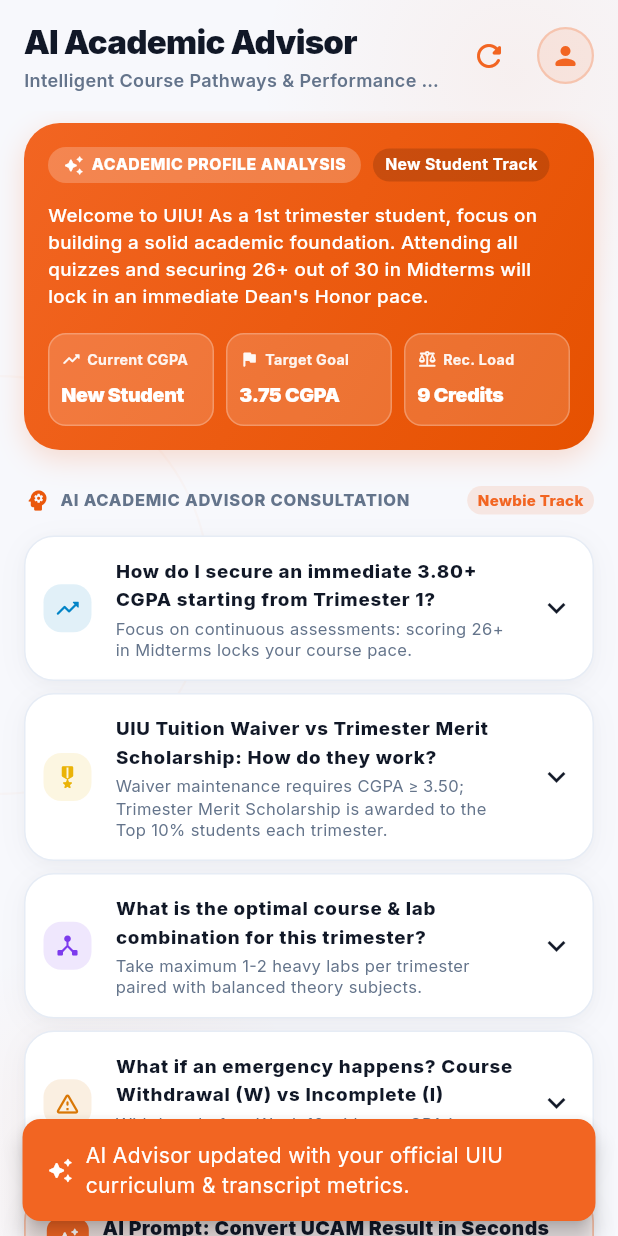
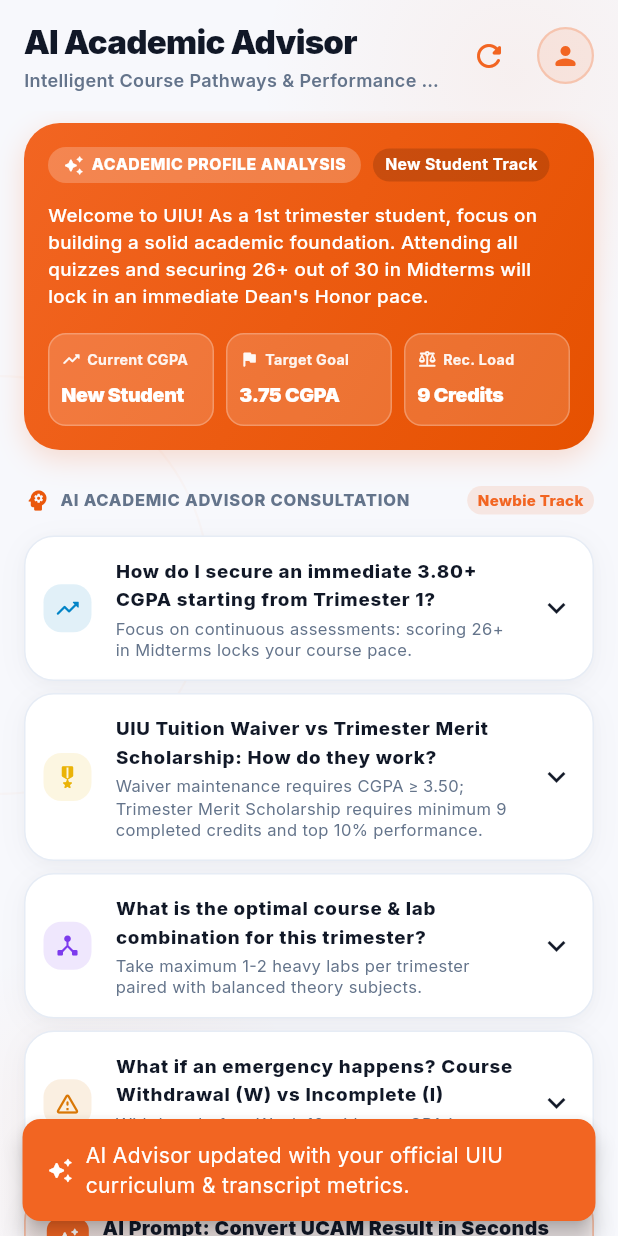
Before and after one commit to souravsahapartho/uiu-cgpa-calculator-ai, a Flutter app: the AIAdvisorScreen screen opened directly, after a tap on the "refresh" icon, on a phone screen of 412 x 824 dp. Run offline on Flutter 3.47's test engine with Material 3 defaults, Android fonts, the phone set to English and light mode, and no system bars; our stand-ins replace file_picker, google_fonts, open_filex, pdf, printing, shared_preferences; accounts and stored records are empty; network calls fail.

Commit message:
feat: enforce 160% course suggestion pool, strict uncompleted course priority, same-day conflict checks, UIU grading scale accuracy, and 9 cr waiver rule (v1.0.32)

```diff
--- a/lib/core/services/academic_advisor_engine.dart
+++ b/lib/core/services/academic_advisor_engine.dart
@@ -417,7 +417,7 @@
       for (final c in uiuCurriculum) {
         if (!c.isElective && !c.isGedOptional) {
           final isDone = bestAttemptsMap.values.any((comp) =>
-              (comp.gradePoint ?? 0.0) >= 2.50 && _isCourseMatch(comp.code, comp.title, c.code, c.title));
+              (comp.gradePoint ?? 0.0) > 0.0 && _isCourseMatch(comp.code, comp.title, c.code, c.title));
           final isOngoing = ongoingCourses.any((o) => _isCourseMatch(o.code, o.title, c.code, c.title));
           if (!isDone && !isOngoing && c.trimester < earliestIncompleteCoreTrimester) {
             earliestIncompleteCoreTrimester = c.trimester;
@@ -635,9 +635,10 @@
         continue;
       }
 
-      // Skip if already passed with gp >= 2.50!
+      // Skip if already passed!
+      // Any course completed with gradePoint > 0.0 or passed is already finished.
       if (bestAttemptsMap.values.any((comp) =>
-          (comp.gradePoint ?? 0.0) >= 2.50 &&
+          (comp.gradePoint ?? 0.0) > 0.0 &&
           _isCourseMatch(comp.code, comp.title, c.code, c.title))) {
         continue;
       }
@@ -654,7 +655,8 @@
       }
 
       // Curriculum milestone bound:
-      // Prevent jumping forward more than 1 trimester beyond earliest incomplete core milestone!
+      // Strictly prevent jumping ahead beyond earliest incomplete core milestone!
+      // Student must take their backlog / remaining lower trimester courses first.
       if (!isEstimatedFromProfileCredits && !isBrandNewStudent && c.trimester > (earliestIncompleteCoreTrimester + 1)) {
         continue;
       }
@@ -665,8 +667,12 @@
       }
     }
 
-    // Sort eligible core courses: prioritize earliest trimesters
-    eligibleCourses.sort((a, b) => a.trimester.compareTo(b.trimester));
+    // Sort eligible core courses: prioritize earliest trimesters first!
+    eligibleCourses.sort((a, b) {
+      final triCmp = a.trimester.compareTo(b.trimester);
+      if (triCmp != 0) return triCmp;
+      return a.sl.compareTo(b.sl);
+    });
 
     // 7. Select balanced set of courses adhering to UIU Credit Capacity policy:
     // UIU Official Credit Limits:
@@ -682,13 +688,13 @@
             : (realCGPA >= 2.50 ? 12.0 : (realCGPA >= 2.00 ? 10.0 : 9.0)));
 
     // Recommendation Pool Target:
-    // We suggest an expanded pool of ~175% of the student's credit capacity
-    // (e.g. for a 16 Cr student, we generate ~22-26 Credits of valid courses across Core, GED, FYDP and Electives)
-    // so the student can select their preferred courses for registration!
+    // Suggest 160% of the student's credit capacity
+    // (e.g. for a 10 Cr limit student, suggest 16 Cr; for 16 Cr student, suggest ~25-26 Cr)
+    // so the student can select their desired courses for registration!
     // For brand new 1st trimester students: strictly 9.0 Credits.
     final double targetPoolCredits = isBrandNewStudent
         ? 9.0
-        : (maxCreditCap * 1.75).clamp(12.0, 26.0);
+        : (maxCreditCap * 1.60).roundToDouble().clamp(14.0, 26.0);
 
     final recommended = <CourseRecommendation>[...retakeRecommendations];
     double currentAccumulatedCredits = recommended.fold(0.0, (sum, r) => sum + r.course.credit);
@@ -716,7 +722,7 @@
     final bool canInjectGed = gedChoiceRec != null &&
         completedGedOptionalCount < 3 &&
         (realCompletedCredits + ongoingCredits >= 50.0 || earliestIncompleteCoreTrimester >= 8 || estimatedTrimester >= 8) &&
-        (currentAccumulatedCredits + 3.0 <= maxCreditCap);
+        (currentAccumulatedCredits + 3.0 <= targetPoolCredits);
 
     if (canInjectGed) {
       recommended.add(gedChoiceRec);
@@ -729,7 +735,7 @@
     final bool canInjectElective = electiveChoiceRec != null &&
         completedElectiveCount < 5 &&
         (realCompletedCredits + ongoingCredits >= 70.0 || earliestIncompleteCoreTrimester >= 9 || estimatedTrimester >= 10) &&
-        (currentAccumulatedCredits + 3.0 <= maxCreditCap);
+        (currentAccumulatedCredits + 3.0 <= targetPoolCredits);
 
     if (canInjectElective) {
       recommended.add(electiveChoiceRec);
@@ -759,7 +765,7 @@
         nextFydp = uiuCurriculum.firstWhere((c) => c.code == 'CSE 4000C');
       }
 
-      if (nextFydp != null && (currentAccumulatedCredits + nextFydp.credit <= maxCreditCap)) {
+      if (nextFydp != null && (currentAccumulatedCredits + nextFydp.credit <= targetPoolCredits)) {
         if (!recommended.any((r) => r.course.code == nextFydp!.code)) {
           recommended.add(CourseRecommendation(
             course: Course(
@@ -816,7 +822,7 @@
     // PASS 1: STRICT SINGLE EXAM PER DAY (ZERO SAME-DAY EXAMS)
     for (final c in eligibleCourses) {
       if (ongoingCourses.any((o) => _isCourseMatch(o.code, o.title, c.code, c.title))) continue;
-      if (bestAttemptsMap.values.any((comp) => (comp.gradePoint ?? 0.0) >= 2.50 && _isCourseMatch(comp.code, comp.title, c.code, c.title))) continue;
+      if (bestAttemptsMap.values.any((comp) => (comp.gradePoint ?? 0.0) > 0.0 && _isCourseMatch(comp.code, comp.title, c.code, c.title))) continue;
       if (recommended.any((r) => _isCourseMatch(r.course.code, r.course.title, c.code, c.title))) continue;
       if (c.isGedOptional && (completedGedOptionalCount + recommendedGedCount >= 3)) continue;
       if (c.isElective && (completedElectiveCount + recommendedElectiveCount >= 5)) continue;
@@ -875,7 +881,7 @@
     if (currentAccumulatedCredits < targetPoolCredits) {
       for (final c in eligibleCourses) {
         if (ongoingCourses.any((o) => _isCourseMatch(o.code, o.title, c.code, c.title))) continue;
-        if (bestAttemptsMap.values.any((comp) => (comp.gradePoint ?? 0.0) >= 2.50 && _isCourseMatch(comp.code, comp.title, c.code, c.title))) continue;
+        if (bestAttemptsMap.values.any((comp) => (comp.gradePoint ?? 0.0) > 0.0 && _isCourseMatch(comp.code, comp.title, c.code, c.title))) continue;
         if (recommended.any((r) => _isCourseMatch(r.course.code, r.course.title, c.code, c.title))) continue;
         if (c.isGedOptional && (completedGedOptionalCount + recommendedGedCount >= 3)) continue;
         if (c.isElective && (completedElectiveCount + recommendedElectiveCount >= 5)) continue;
@@ -937,7 +943,7 @@
       final eligibleFallbacks = uiuCurriculum
           .where((c) =>
               !ongoingCourses.any((o) => _isCourseMatch(o.code, o.title, c.code, c.title)) &&
-              !bestAttemptsMap.values.any((comp) => (comp.gradePoint ?? 0.0) >= 2.50 && _isCourseMatch(comp.code, comp.title, c.code, c.title)) &&
+              !bestAttemptsMap.values.any((comp) => (comp.gradePoint ?? 0.0) > 0.0 && _isCourseMatch(comp.code, comp.title, c.code, c.title)) &&
               (!isEstimatedFromProfileCredits || c.trimester >= estimatedTrimester))
           .toList();
       eligibleFallbacks.sort((a, b) => a.trimester.compareTo(b.trimester));
@@ -1091,10 +1097,11 @@
     final bool isMeritScholarshipEligible = realCGPA >= 3.50;
     final String? meritScholarshipNotice = isMeritScholarshipEligible
         ? '🏆 UIU Tuition Waiver & Trimester Merit Scholarship Guidance:\n'
+          '• Minimum Credit Requirement: Minimum 9.0 credits must be completed in the trimester for waiver retention and scholarship eligibility.\n'
           '• General Tuition Waiver Maintenance: Requires maintaining cumulative CGPA ≥ 3.50.\n'
           '• Trimester Merit Scholarship (Top 10% Students): Performance-based award given every trimester:\n'
           '  - Top 2%: 100% Tuition Waiver | Next 4%: 50% Waiver | Next 4%: 25% Waiver.\n'
-          '• ⚠️ Important Exclusion Rule: Retake, Repeat, Project (FYDP), Internship, and Thesis courses are EXCLUDED from the merit scholarship calculation. Maintain at least 9–12 credits of regular fresh courses to protect your scholarship eligibility!'
+          '• ⚠️ Important Exclusion Rule: Retake, Repeat, Project (FYDP), Internship, and Thesis courses are EXCLUDED from the merit scholarship calculation. Maintain at least 9 credits of regular fresh courses to protect your scholarship eligibility!'
         : null;
 
     // Strictly filter out any course that matches an ongoing course
--- a/lib/screens/ai_advisor_screen.dart
+++ b/lib/screens/ai_advisor_screen.dart
@@ -1576,7 +1576,7 @@
       final retakeLines = candidateRetakes.take(4).map((c) {
         final gp = c.gradePoint ?? 0.0;
         final grade = c.grade ?? 'D';
-        return '• **${c.code}** (${c.title}): Current Grade **$grade** (${gp.toStringAsFixed(2)} GP). Retaking and scoring A (3.67) adds **+${((3.67 - gp) * c.credit).toStringAsFixed(2)} net points**!';
+        return '• **${c.code}** (${c.title}): Current Grade **$grade** (${gp.toStringAsFixed(2)} GP). Retaking and scoring A (4.00) adds **+${((4.00 - gp) * c.credit).toStringAsFixed(2)} net points**!';
       }).join('\n');
 
       items.add(_buildAdvisorExpandableCard(
@@ -1678,7 +1678,7 @@
             '• **Mathematical Requirement**: Over your remaining ${remainingCredits.toInt()} credits, you need an average SGPA of **${requiredPace.toStringAsFixed(2)}**.\n'
             '• **Advisor Recommendation**: ' +
             (achievable
-                ? 'Register for ${(report.suggestedCreditLoad).toInt()} credits per trimester. Focus on 3-credit core theory courses where you have strong domain foundations to consistently secure A (3.67) and A (4.00) grades.'
+                ? 'Register for ${(report.suggestedCreditLoad).toInt()} credits per trimester. Focus on 3-credit core theory courses where you have strong domain foundations to consistently secure A- (3.67) and A (4.00) grades.'
                 : 'Since the remaining credits alone cannot bridge the gap to ${targetCGPA.toStringAsFixed(2)}, retaking low-grade courses (such as D or C) is your best mathematical option, as replacing a low grade adds instant net grade points without needing extra credits!'),
         surface: surface,
         borderClr: borderClr,
@@ -1694,18 +1694,20 @@
         icon: Icons.military_tech_rounded,
         accentColor: const Color(0xFFEAB308),
         question: 'UIU Tuition Waiver vs Trimester Merit Scholarship: How do they work?',
-        summary: 'Waiver maintenance requires CGPA ≥ 3.50; Trimester Merit Scholarship is awarded to the Top 10% students each trimester.',
+        summary: 'Waiver maintenance requires CGPA ≥ 3.50; Trimester Merit Scholarship requires minimum 9 completed credits and top 10% performance.',
         detailedAnswer:
             'UIU Tuition Waiver & Scholarship Policies:\n\n'
+            '• **Minimum Credit Requirement (Crucial)**:\n'
+            '  - To retain tuition waivers or qualify for the Trimester Merit Scholarship, a student must complete a **minimum of 9 credits** in that trimester.\n\n'
             '• **Tuition Waiver Maintenance**:\n'
-            '  - If you hold an admission/freedom fighter/sibling/special tuition waiver, you must maintain a cumulative **CGPA ≥ 3.50** to retain it each trimester.\n\n'
+            '  - If you hold an admission/freedom fighter/sibling/special tuition waiver, you must maintain a cumulative **CGPA ≥ 3.50** and complete at least 9 credits each trimester.\n\n'
             '• **Trimester Merit Scholarship (Top 10% Students)**:\n'
             '  - Awarded dynamically each trimester to the highest-performing students in the department:\n'
             '  - **Top 2%**: 100% Tuition Waiver\n'
             '  - **Next 4%**: 50% Tuition Waiver\n'
             '  - **Next 4%**: 25% Tuition Waiver\n'
-            '  - **Eligibility**: Minimum **3.50 SGPA** and regular credit completion (12+ fresh credits in undergraduate).\n\n'
-            '• **⚠️ Exclusion Rule**: Retake, Repeat, Project (FYDP), Internship, and Thesis courses are EXCLUDED from the merit calculation. Maintain at least 9–12 credits of regular fresh courses to preserve your merit scholarship eligibility!\n\n'
+            '  - **Eligibility**: Minimum **3.50 SGPA** and minimum **9 fresh credits** completed in undergraduate coursework.\n\n'
+            '• **⚠️ Exclusion Rule**: Retake, Repeat, Project (FYDP), Internship, and Thesis courses are EXCLUDED from the merit calculation. Maintain at least 9 credits of regular fresh theory/lab courses to preserve your merit scholarship eligibility!\n\n'
             '• **Convocation Honors**:\n'
             '  - **Summa Cum Laude**: CGPA 3.90 – 4.00\n'
             '  - **Magna Cum Laude**: CGPA 3.80 – 3.89\n'
--- a/lib/widgets/workload_indicator.dart
+++ b/lib/widgets/workload_indicator.dart
@@ -51,26 +51,34 @@
   String get workloadLevel {
     if (workloadIndex != null) return workloadIndex!;
     final cap = maxAllowedCap;
-    if (effectiveTotalCredits > cap) return 'Exceeds UIU Cap (Approval Needed)';
+    // When effectiveTotalCredits is the recommended course pool (~160% of cap),
+    // label it as the Curated Recommendation Pool with balanced distribution.
+    if (effectiveTotalCredits > cap) {
+      return 'Balanced Selection Pool (${effectiveTotalCredits.toInt()} Cr Options)';
+    }
     if (effectiveTotalCredits == cap) return 'Maximum Capacity Utilized';
     if (effectiveTotalCredits >= 12.0 && (cgpa ?? 0.0) >= 3.50) return 'Optimal Scholarship Load';
     if (effectiveTotalCredits >= 12.0) return 'Regular Full Load';
-    if (effectiveTotalCredits >= 10.0) return 'Balanced Load';
-    if (effectiveTotalCredits >= 7.0) return 'Moderate Load';
+    if (effectiveTotalCredits >= 9.0) return 'Balanced Load';
+    if (effectiveTotalCredits >= 6.0) return 'Moderate Load';
     return 'Light Workload';
   }
 
   Color get workloadColor {
     final cap = maxAllowedCap;
-    if (effectiveTotalCredits > cap) return AppColors.danger;
+    if (effectiveTotalCredits > cap) return const Color(0xFF10B981);
     if (effectiveTotalCredits == cap) return const Color(0xFF0284C7);
     if (effectiveTotalCredits >= 12.0 && (cgpa ?? 0.0) >= 3.50) return const Color(0xFF10B981);
-    if (effectiveTotalCredits >= 10.0) return AppColors.success;
-    if (effectiveTotalCredits >= 7.0) return AppColors.warning;
+    if (effectiveTotalCredits >= 9.0) return AppColors.success;
+    if (effectiveTotalCredits >= 6.0) return AppColors.warning;
     return AppColors.info;
   }
 
-  double get progressRatio => (effectiveTotalCredits / maxAllowedCap).clamp(0.0, 1.0);
+  double get progressRatio {
+    // Fill nicely proportional to the 160% capacity pool
+    final poolCap = maxAllowedCap * 1.60;
+    return (effectiveTotalCredits / poolCap).clamp(0.0, 1.0);
+  }
 
   @override
   Widget build(BuildContext context) {
--- a/pubspec.yaml
+++ b/pubspec.yaml
@@ -1,7 +1,7 @@
 name: uiu_cgpa_calculator_ai
 description: "UIU CGPA Calculator AI - AI-Supported Academic & CGPA Companion for United International University (UIU) Students"
 publish_to: "none"
-version: 1.0.31+32
+version: 1.0.32+33
 
 environment:
   sdk: ">=3.0.0 <4.0.0"
```
